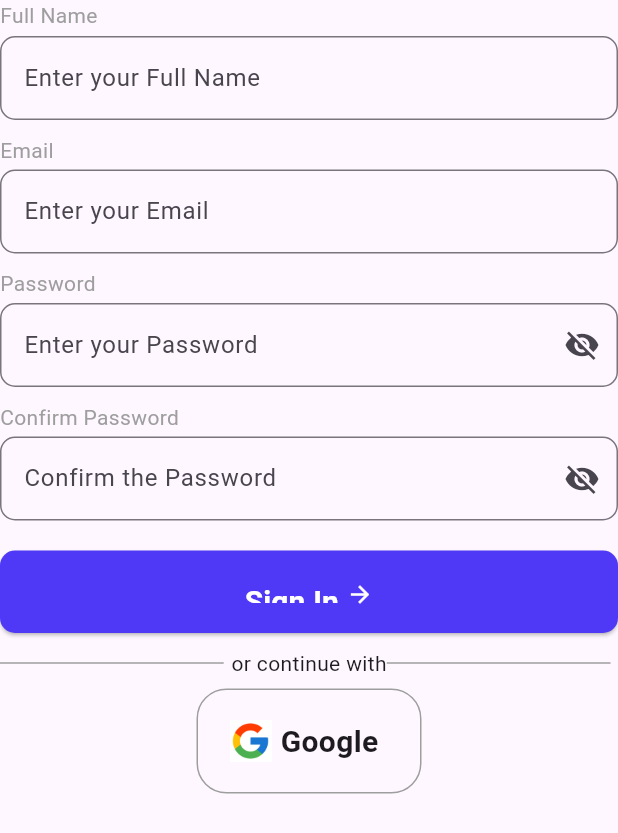
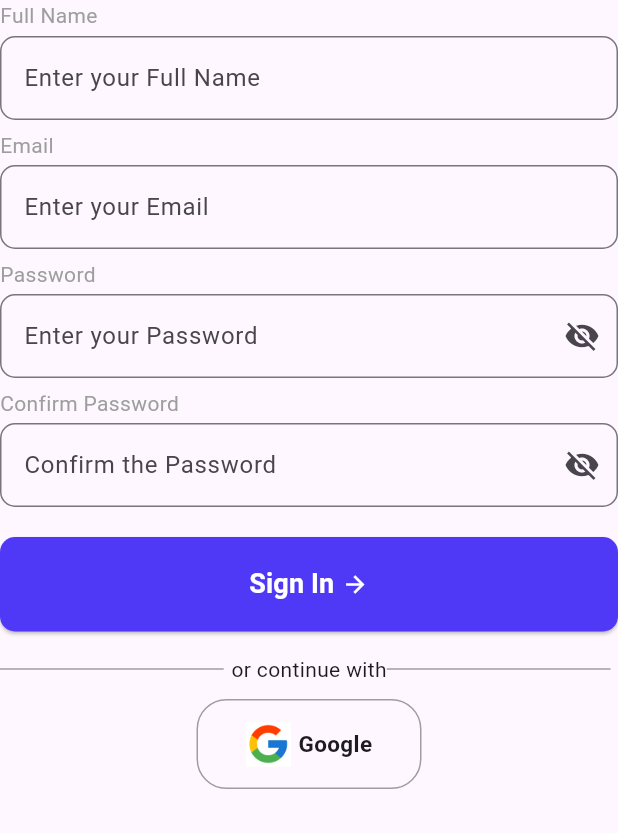
Before and after one commit to singhraj09293/Kauto, a Flutter app: the SignUp widget shown alone on an empty page, opened directly, after a tap on "Sign In", on a phone screen of 412 x 824 dp. Shown: the top 833 px of the screen. Run offline on Flutter 3.47's test engine with Material 3 defaults, Android fonts, the phone set to English and light mode, and no system bars; our stand-ins replace firebase_auth, firebase_core, flutter_riverpod, google_sign_in, riverpod; accounts and stored records are empty; network calls fail.

Commit message:
Connected Firebase with UI

```diff
--- a/lib/data/auth/repository/auth_repository_iml.dart
+++ b/lib/data/auth/repository/auth_repository_iml.dart
@@ -8,7 +8,7 @@ class AuthRepositoryIml extends AuthRepository {
 
   @override
   Future<void> login(String email, String password) {
-    return login(email, password);
+    return datasource.login(email, password);
   }
 
   @override
--- a/lib/presentation/products/screens/login.dart
+++ b/lib/presentation/products/screens/login.dart
@@ -1,5 +1,7 @@
 import 'package:flutter/material.dart';
+import 'package:flutter_riverpod/flutter_riverpod.dart';
 import 'package:kauto/core/theme/apptheme.dart';
+import 'package:kauto/presentation/auth/provider/auth_provider.dart';
 
 class Login extends StatefulWidget {
   const Login({super.key});
@@ -16,10 +18,11 @@ class _LoginState extends State<Login> {
     return Scaffold(
       backgroundColor: AppTheme.secondary,
       body: Center(
+        child: SingleChildScrollView(
           child: Padding(
             padding: const EdgeInsets.symmetric(vertical: 10.0, horizontal: 20),
             child: Container(
-            height: issinUp ? 670 : 600,
+              height: issinUp ? 690 : 600,
               width: double.infinity,
               padding: EdgeInsets.all(20),
               decoration: BoxDecoration(
@@ -43,9 +46,9 @@ class _LoginState extends State<Login> {
                   ),
                   Text(
                     'Welcome back. Please enter your details.',
-                  style: TextStyle(color: Colors.grey, fontSize: 18),
+                    style: TextStyle(color: Colors.grey, fontSize: 15),
                   ),
-                SizedBox(height: 20),
+                  SizedBox(height: 10),
                   Row(
                     children: [
                       Expanded(
@@ -61,7 +64,9 @@ class _LoginState extends State<Login> {
                                 style: TextStyle(
                                   fontWeight: FontWeight.bold,
                                   fontSize: 17,
-                                color: isLogin ? AppTheme.primary : Colors.grey,
+                                  color: isLogin
+                                      ? AppTheme.primary
+                                      : Colors.grey,
                                 ),
                               ),
                               const SizedBox(height: 8),
@@ -113,19 +118,22 @@ class _LoginState extends State<Login> {
             ),
           ),
         ),
+      ),
     );
   }
 }
 
-class LoginScreen extends StatefulWidget {
+class LoginScreen extends ConsumerStatefulWidget {
   const LoginScreen({super.key});
 
   @override
-  State<LoginScreen> createState() => _LoginScreenState();
+  ConsumerState<LoginScreen> createState() => _LoginScreenState();
 }
 
-class _LoginScreenState extends State<LoginScreen> {
+class _LoginScreenState extends ConsumerState<LoginScreen> {
   bool isObscure = true;
+  TextEditingController email = TextEditingController();
+  TextEditingController password = TextEditingController();
   @override
   Widget build(BuildContext context) {
     return Column(
@@ -134,6 +142,7 @@ class _LoginScreenState extends State<LoginScreen> {
         Text('Email', style: TextStyle(color: Colors.grey)),
         SizedBox(height: 4),
         TextField(
+          controller: email,
           decoration: InputDecoration(
             hintText: 'Enter your Email',
             border: OutlineInputBorder(
@@ -146,6 +155,7 @@ class _LoginScreenState extends State<LoginScreen> {
         Text('Password', style: TextStyle(color: Colors.grey)),
         SizedBox(height: 4),
         TextField(
+          controller: password,
           obscureText: isObscure,
           decoration: InputDecoration(
             hintText: 'Enter your Password',
@@ -186,12 +196,22 @@ class _LoginScreenState extends State<LoginScreen> {
           style: ElevatedButton.styleFrom(
             backgroundColor: AppTheme.primary,
             padding: EdgeInsets.all(20),
-            fixedSize: Size(double.infinity, 55),
+            fixedSize: Size(double.infinity, 63),
             shape: RoundedRectangleBorder(
               borderRadius: BorderRadiusGeometry.circular(10),
             ),
           ),
-          onPressed: () {},
+          onPressed: () {
+            try {
+              ref
+                  .read(authRepositoryProvider)
+                  .login(email.text.trim(), password.text.trim());
+            } catch (e) {
+              ScaffoldMessenger.of(
+                context,
+              ).showSnackBar(SnackBar(content: Text('Oops ! ,$e')));
+            }
+          },
           child: Row(
             mainAxisAlignment: MainAxisAlignment.center,
             children: [
@@ -199,7 +219,7 @@ class _LoginScreenState extends State<LoginScreen> {
                 'Sign In',
                 style: TextStyle(
                   color: Colors.white,
-                  fontSize: 20,
+                  fontSize: 18,
                   fontWeight: FontWeight.bold,
                 ),
               ),
@@ -222,7 +242,17 @@ class _LoginScreenState extends State<LoginScreen> {
         Row(
           mainAxisAlignment: MainAxisAlignment.center,
           children: [
-            Container(
+            GestureDetector(
+              onTap: () {
+                try {
+                  ref.read(authRepositoryProvider).signInWithGoogle();
+                } catch (e) {
+                  ScaffoldMessenger.of(
+                    context,
+                  ).showSnackBar(SnackBar(content: Text('Oops ! ,$e')));
+                }
+              },
+              child: Container(
                 height: 70,
                 width: 150,
                 padding: EdgeInsets.all(20),
@@ -240,9 +270,13 @@ class _LoginScreenState extends State<LoginScreen> {
                     SizedBox(width: 5),
                     Text(
                       'Google',
-                    style: TextStyle(fontWeight: FontWeight.bold, fontSize: 20),
+                      style: TextStyle(
+                        fontWeight: FontWeight.bold,
+                        fontSize: 20,
+                      ),
                     ),
                   ],
+                ),
               ),
             ),
           ],
@@ -252,16 +286,20 @@ class _LoginScreenState extends State<LoginScreen> {
   }
 }
 
-class SignUp extends StatefulWidget {
+class SignUp extends ConsumerStatefulWidget {
   const SignUp({super.key});
 
   @override
-  State<SignUp> createState() => _SignUpState();
+  ConsumerState<SignUp> createState() => _SignUpState();
 }
 
-class _SignUpState extends State<SignUp> {
+class _SignUpState extends ConsumerState<SignUp> {
   bool isObscurePass = true;
   bool isObscureCon = true;
+  TextEditingController emailController = TextEditingController();
+  TextEditingController passwoedController = TextEditingController();
+  TextEditingController confirmPass = TextEditingController();
+
   @override
   Widget build(BuildContext context) {
     return Column(
@@ -278,10 +316,11 @@ class _SignUpState extends State<SignUp> {
             ),
           ),
         ),
-        SizedBox(height: 10),
+        SizedBox(height: 7),
         Text('Email', style: TextStyle(color: Colors.grey)),
         SizedBox(height: 3),
         TextField(
+          controller: emailController,
           decoration: InputDecoration(
             hintText: 'Enter your Email',
             border: OutlineInputBorder(
@@ -290,10 +329,11 @@ class _SignUpState extends State<SignUp> {
             ),
           ),
         ),
-        SizedBox(height: 10),
+        SizedBox(height: 7),
         Text('Password', style: TextStyle(color: Colors.grey)),
         SizedBox(height: 3),
         TextField(
+          controller: passwoedController,
           obscureText: isObscurePass,
           decoration: InputDecoration(
             suffixIcon: IconButton(
@@ -311,12 +351,21 @@ class _SignUpState extends State<SignUp> {
             ),
           ),
         ),
-        SizedBox(height: 10),
+        SizedBox(height: 7),
         Text('Confirm Password', style: TextStyle(color: Colors.grey)),
         SizedBox(height: 3),
         TextField(
+          controller: confirmPass,
+          onChanged: (value) {
+            setState(() {});
+          },
           obscureText: isObscureCon,
           decoration: InputDecoration(
+            errorText:
+                confirmPass.text.isNotEmpty &&
+                    confirmPass.text.trim() != passwoedController.text.trim()
+                ? 'Password does not match'
+                : null,
             suffixIcon: IconButton(
               onPressed: () {
                 setState(() => isObscureCon = !isObscureCon);
@@ -336,13 +385,26 @@ class _SignUpState extends State<SignUp> {
         ElevatedButton(
           style: ElevatedButton.styleFrom(
             backgroundColor: AppTheme.primary,
-            padding: EdgeInsets.all(20),
-            fixedSize: Size(double.infinity, 55),
+            padding: EdgeInsets.all(15),
+            fixedSize: Size(double.infinity, 63),
             shape: RoundedRectangleBorder(
               borderRadius: BorderRadiusGeometry.circular(10),
             ),
           ),
-          onPressed: () {},
+          onPressed: () {
+            try {
+              ref
+                  .read(authRepositoryProvider)
+                  .signup(
+                    emailController.text.trim(),
+                    passwoedController.text.trim(),
+                  );
+            } catch (e) {
+              ScaffoldMessenger.of(
+                context,
+              ).showSnackBar(SnackBar(content: Text('Oops ! ,$e')));
+            }
+          },
           child: Row(
             mainAxisAlignment: MainAxisAlignment.center,
             children: [
@@ -350,7 +412,7 @@ class _SignUpState extends State<SignUp> {
                 'Sign In',
                 style: TextStyle(
                   color: Colors.white,
-                  fontSize: 20,
+                  fontSize: 18,
                   fontWeight: FontWeight.bold,
                 ),
               ),
@@ -359,7 +421,7 @@ class _SignUpState extends State<SignUp> {
             ],
           ),
         ),
-        SizedBox(height: 10),
+        SizedBox(height: 15),
         Row(
           children: [
             Expanded(child: Divider(color: Colors.grey)),
@@ -369,19 +431,30 @@ class _SignUpState extends State<SignUp> {
             SizedBox(width: 5),
           ],
         ),
-        SizedBox(height: 7,),
+        SizedBox(height: 10),
         Row(
           mainAxisAlignment: MainAxisAlignment.center,
           children: [
-            Container(
-              height: 70,
+            GestureDetector(
+              onTap: () {
+                try {
+                  ref.read(authRepositoryProvider).signInWithGoogle();
+                } catch (e) {
+                  ScaffoldMessenger.of(
+                    context,
+                  ).showSnackBar(SnackBar(content: Text('Oops ! ,$e')));
+                }
+              },
+              child: Container(
+                height: 60,
                 width: 150,
-              padding: EdgeInsets.all(20),
+                padding: EdgeInsets.all(10),
                 decoration: BoxDecoration(
                   borderRadius: BorderRadius.circular(20),
                   border: Border.all(width: 1, color: Colors.grey),
                 ),
                 child: Row(
+                  mainAxisAlignment: MainAxisAlignment.center,
                   children: [
                     Image.asset(
                       'assets/images/google.png',
@@ -391,9 +464,13 @@ class _SignUpState extends State<SignUp> {
                     SizedBox(width: 5),
                     Text(
                       'Google',
-                    style: TextStyle(fontWeight: FontWeight.bold, fontSize: 20),
+                      style: TextStyle(
+                        fontWeight: FontWeight.bold,
+                        fontSize: 15,
+                      ),
                     ),
                   ],
+                ),
               ),
             ),
           ],
```
Also changed, not shown: lib/presentation/products/screens/home.dart (+24 -5 lines). Lines whose indentation alone changed are shown as unchanged.
